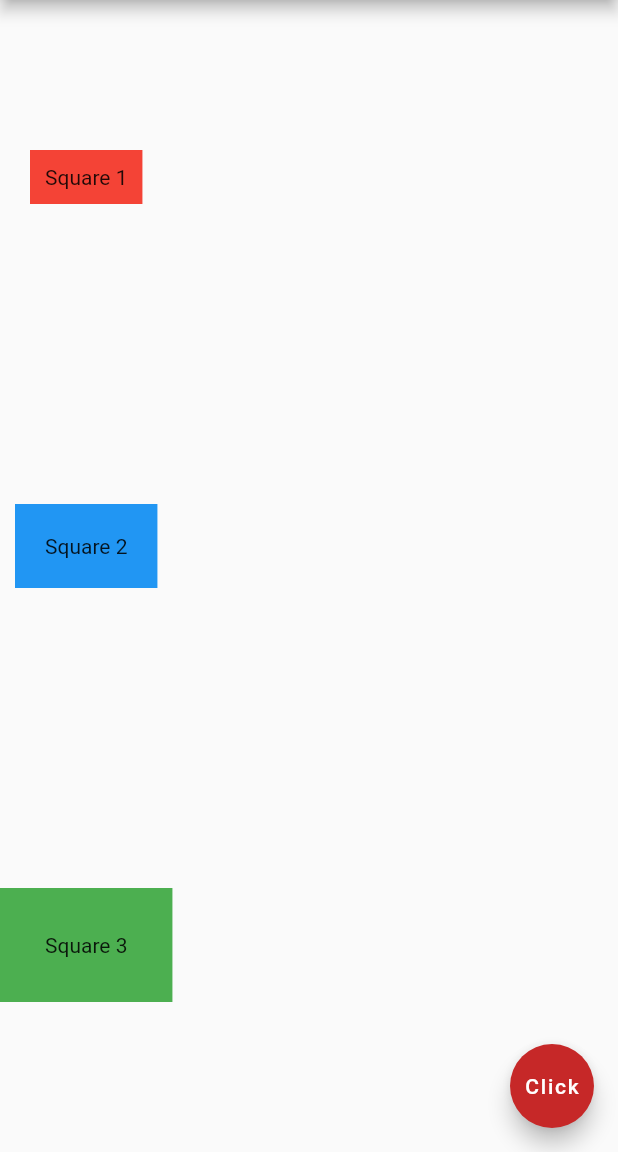
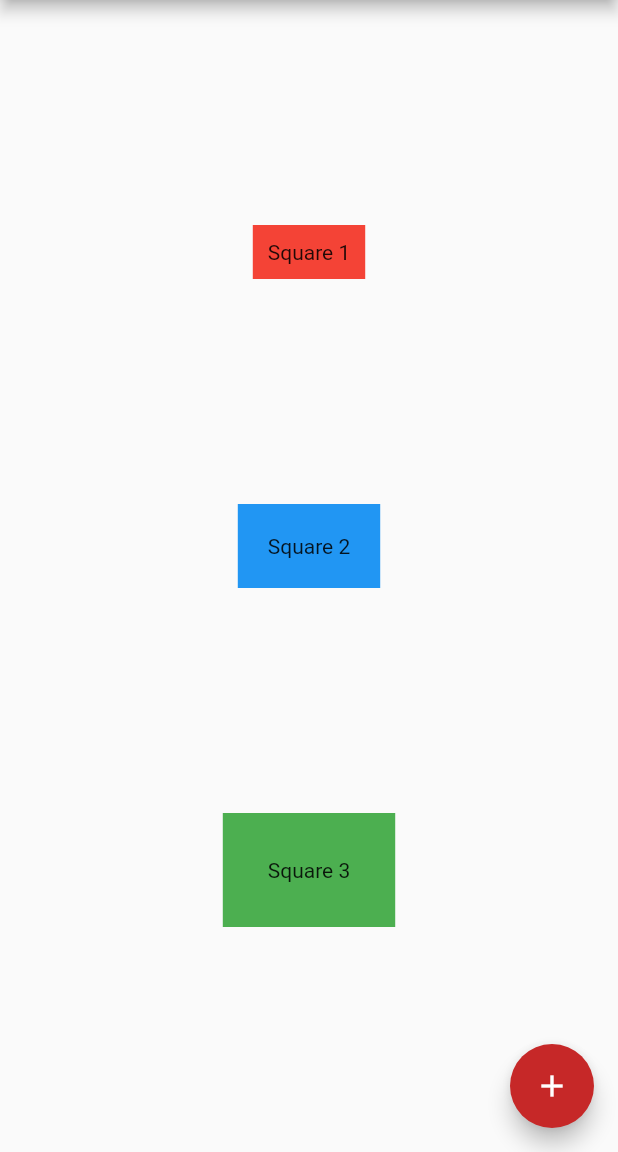
Before and after one commit to cliffaust/first-flutter-app, a Flutter app: the screen it shows after launch, on a phone screen of 412 x 824 dp, the part 84-1236 px from its top. Run offline on Flutter 3.47's test engine with Material 2 defaults, Android fonts, the phone set to English and light mode, and no system bars; project files that could hold a hidden picture were left out.

Commit message:
added lines of code

```diff
--- a/lib/main.dart
+++ b/lib/main.dart
@@ -14,8 +14,9 @@ class Home extends StatelessWidget {
           centerTitle: true,
           backgroundColor: Colors.red[600],
         ),
-        body: Column(
-          mainAxisAlignment: MainAxisAlignment.spaceAround,
+        body: Center(
+          child: Column(
+            mainAxisAlignment: MainAxisAlignment.spaceEvenly,
             crossAxisAlignment: CrossAxisAlignment.center,
             children: [
               Container(
@@ -35,9 +36,12 @@ class Home extends StatelessWidget {
               )
             ],
           ),
+        ),
         floatingActionButton: FloatingActionButton(
           onPressed: () {},
-          child: const Text('Click'),
+          child: const Icon(
+            Icons.add
+          ),
           backgroundColor: Colors.red[800],
         )
     );
```
Also changed, not shown: 1 other file. Lines whose indentation alone changed are shown as unchanged.
